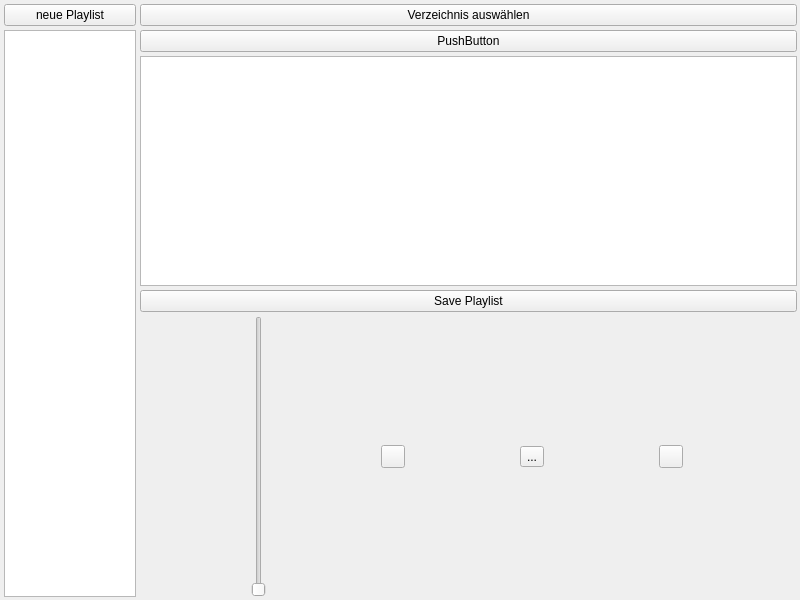
Qt form mainwindow.ui (mishale/MP3Player-Qt) before a commit.
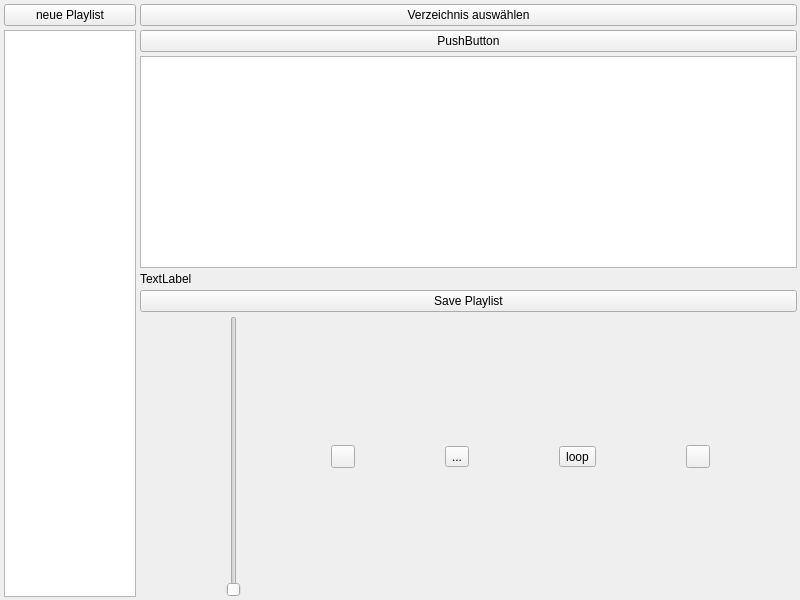
The same form after that commit. Icons and pictures are not drawn.

Commit message: meta von gespieltem Song, loop

The edit to the form file:
```diff
--- a/mainwindow.ui
+++ b/mainwindow.ui
@@ -89,6 +89,13 @@
          <item>
           <widget class="QListWidget" name="songList"/>
          </item>
+         <item>
+          <widget class="QLabel" name="songMeta">
+           <property name="text">
+            <string>TextLabel</string>
+           </property>
+          </widget>
+         </item>
         </layout>
        </item>
        <item>
@@ -130,6 +137,13 @@
            </property>
           </widget>
          </item>
+         <item>
+          <widget class="QToolButton" name="loopSongBtn">
+           <property name="text">
+            <string>loop</string>
+           </property>
+          </widget>
+         </item>
          <item>
           <widget class="QToolButton" name="nextButton">
            <property name="styleSheet">
```
The commit also changes 12 other files.
